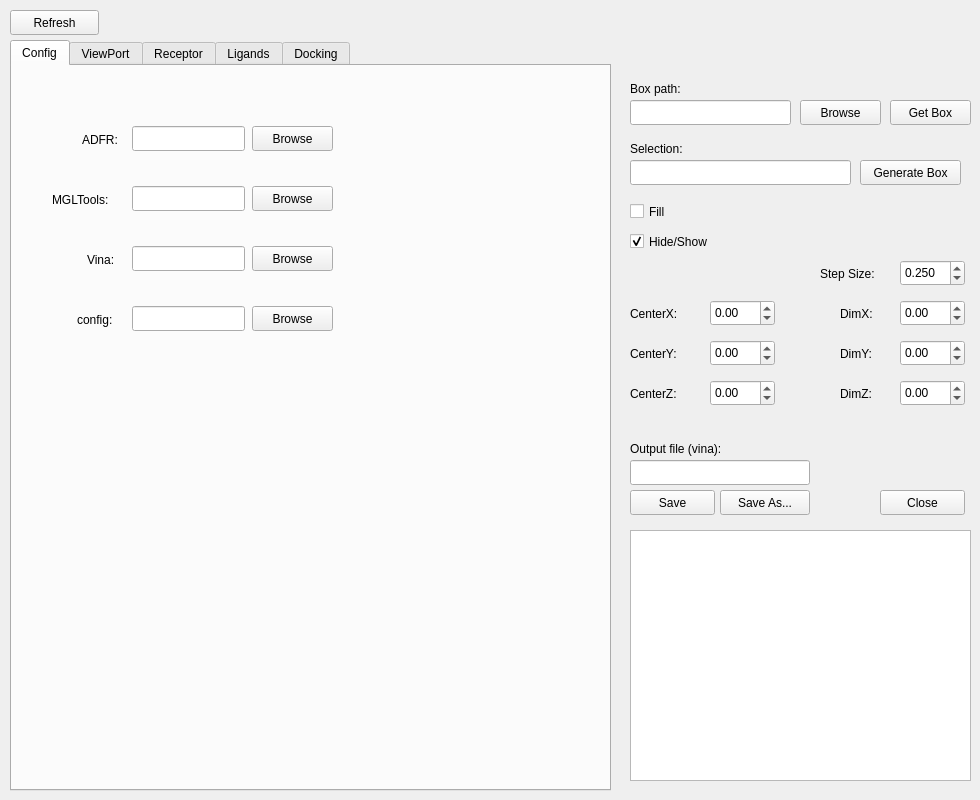
Old version of the form demowidget.ui in the repository gjonwick/MAGI-Dock.
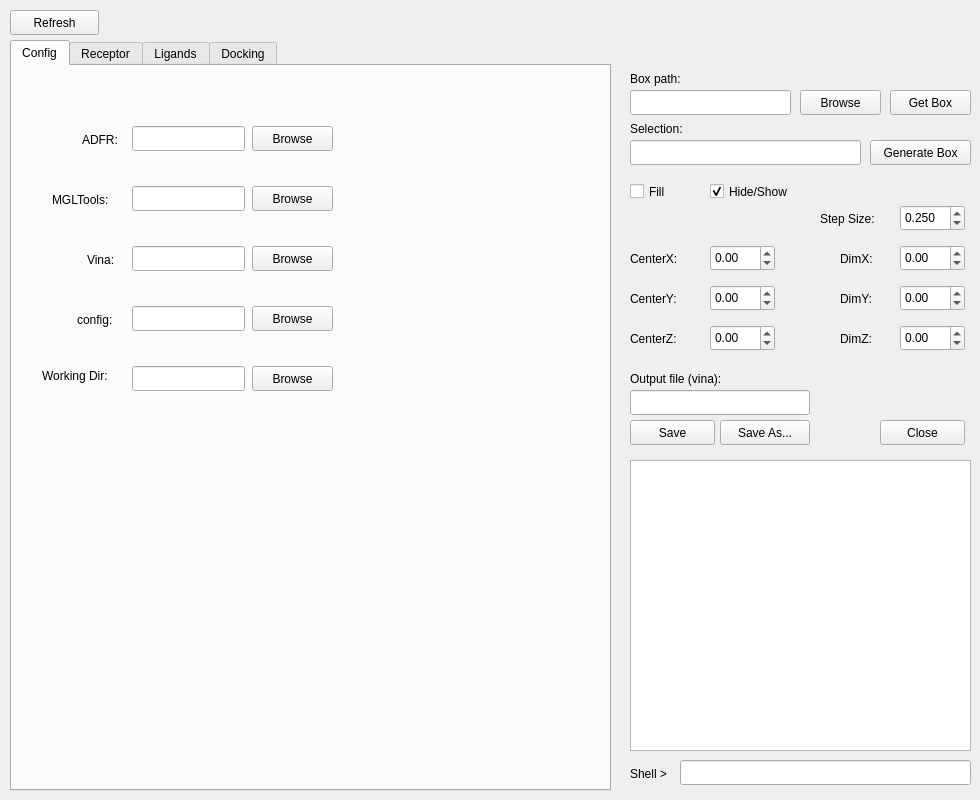
New version of the form. The open tabs and pages were chosen to show the change.

Diff of the .ui file:
```diff
--- a/demowidget.ui
+++ b/demowidget.ui
@@ -20,7 +20,7 @@
    <property name="geometry">
     <rect>
      <x>710</x>
-     <y>340</y>
+     <y>285</y>
      <width>65</width>
      <height>26</height>
     </rect>
@@ -39,7 +39,7 @@
    <property name="geometry">
     <rect>
      <x>710</x>
-     <y>380</y>
+     <y>325</y>
      <width>65</width>
      <height>26</height>
     </rect>
@@ -58,7 +58,7 @@
    <property name="geometry">
     <rect>
      <x>710</x>
-     <y>300</y>
+     <y>245</y>
      <width>65</width>
      <height>26</height>
     </rect>
@@ -77,7 +77,7 @@
    <property name="geometry">
     <rect>
      <x>880</x>
-     <y>490</y>
+     <y>420</y>
      <width>85</width>
      <height>25</height>
     </rect>
@@ -90,7 +90,7 @@
    <property name="geometry">
     <rect>
      <x>630</x>
-     <y>305</y>
+     <y>250</y>
      <width>67</width>
      <height>17</height>
     </rect>
@@ -103,7 +103,7 @@
    <property name="geometry">
     <rect>
      <x>630</x>
-     <y>345</y>
+     <y>290</y>
      <width>67</width>
      <height>17</height>
     </rect>
@@ -116,7 +116,7 @@
    <property name="geometry">
     <rect>
      <x>630</x>
-     <y>385</y>
+     <y>330</y>
      <width>67</width>
      <height>17</height>
     </rect>
@@ -129,7 +129,7 @@
    <property name="geometry">
     <rect>
      <x>900</x>
-     <y>340</y>
+     <y>285</y>
      <width>65</width>
      <height>26</height>
     </rect>
@@ -148,7 +148,7 @@
    <property name="geometry">
     <rect>
      <x>900</x>
-     <y>300</y>
+     <y>245</y>
      <width>65</width>
      <height>26</height>
     </rect>
@@ -176,7 +176,7 @@
    <property name="geometry">
     <rect>
      <x>840</x>
-     <y>385</y>
+     <y>330</y>
      <width>51</width>
      <height>17</height>
     </rect>
@@ -189,7 +189,7 @@
    <property name="geometry">
     <rect>
      <x>900</x>
-     <y>380</y>
+     <y>325</y>
      <width>65</width>
      <height>26</height>
     </rect>
@@ -208,7 +208,7 @@
    <property name="geometry">
     <rect>
      <x>840</x>
-     <y>345</y>
+     <y>290</y>
      <width>51</width>
      <height>17</height>
     </rect>
@@ -221,7 +221,7 @@
    <property name="geometry">
     <rect>
      <x>840</x>
-     <y>305</y>
+     <y>250</y>
      <width>51</width>
      <height>17</height>
     </rect>
@@ -234,7 +234,7 @@
    <property name="geometry">
     <rect>
      <x>630</x>
-     <y>490</y>
+     <y>420</y>
      <width>85</width>
      <height>25</height>
     </rect>
@@ -247,7 +247,7 @@
    <property name="geometry">
     <rect>
      <x>890</x>
-     <y>100</y>
+     <y>90</y>
      <width>81</width>
      <height>25</height>
     </rect>
@@ -260,7 +260,7 @@
    <property name="geometry">
     <rect>
      <x>630</x>
-     <y>100</y>
+     <y>90</y>
      <width>161</width>
      <height>25</height>
     </rect>
@@ -270,7 +270,7 @@
    <property name="geometry">
     <rect>
      <x>720</x>
-     <y>490</y>
+     <y>420</y>
      <width>90</width>
      <height>25</height>
     </rect>
@@ -283,7 +283,7 @@
    <property name="geometry">
     <rect>
      <x>800</x>
-     <y>100</y>
+     <y>90</y>
      <width>81</width>
      <height>25</height>
     </rect>
@@ -296,7 +296,7 @@
    <property name="geometry">
     <rect>
      <x>900</x>
-     <y>260</y>
+     <y>205</y>
      <width>65</width>
      <height>26</height>
     </rect>
@@ -318,7 +318,7 @@
    <property name="geometry">
     <rect>
      <x>820</x>
-     <y>265</y>
+     <y>210</y>
      <width>67</width>
      <height>17</height>
     </rect>
@@ -331,7 +331,7 @@
    <property name="geometry">
     <rect>
      <x>630</x>
-     <y>460</y>
+     <y>390</y>
      <width>180</width>
      <height>25</height>
     </rect>
@@ -341,7 +341,7 @@
    <property name="geometry">
     <rect>
      <x>630</x>
-     <y>440</y>
+     <y>370</y>
      <width>171</width>
      <height>17</height>
     </rect>
@@ -353,8 +353,8 @@
   <widget class="QCheckBox" name="showBox_ch">
    <property name="geometry">
     <rect>
-     <x>630</x>
-     <y>230</y>
+     <x>710</x>
+     <y>180</y>
      <width>101</width>
      <height>23</height>
     </rect>
@@ -548,11 +548,42 @@
       <string>Save</string>
      </property>
     </widget>
-   </widget>
-   <widget class="QWidget" name="viewport_tab">
-    <attribute name="title">
-     <string>ViewPort</string>
-    </attribute>
+    <widget class="QLineEdit" name="workignDir_txt">
+     <property name="geometry">
+      <rect>
+       <x>120</x>
+       <y>300</y>
+       <width>113</width>
+       <height>25</height>
+      </rect>
+     </property>
+    </widget>
+    <widget class="QLabel" name="label_30">
+     <property name="geometry">
+      <rect>
+       <x>30</x>
+       <y>300</y>
+       <width>91</width>
+       <height>20</height>
+      </rect>
+     </property>
+     <property name="text">
+      <string>Working Dir:</string>
+     </property>
+    </widget>
+    <widget class="QPushButton" name="browseWorkDir_btn">
+     <property name="geometry">
+      <rect>
+       <x>240</x>
+       <y>300</y>
+       <width>81</width>
+       <height>25</height>
+      </rect>
+     </property>
+     <property name="text">
+      <string>Browse</string>
+     </property>
+    </widget>
    </widget>
    <widget class="QWidget" name="receptor_tab">
     <attribute name="title">
@@ -1210,9 +1241,9 @@
    <property name="geometry">
     <rect>
      <x>630</x>
-     <y>530</y>
+     <y>460</y>
      <width>341</width>
-     <height>251</height>
+     <height>291</height>
     </rect>
    </property>
    <property name="font">
@@ -1253,7 +1284,7 @@
    <property name="geometry">
     <rect>
      <x>630</x>
-     <y>200</y>
+     <y>180</y>
      <width>92</width>
      <height>23</height>
     </rect>
@@ -1265,8 +1296,8 @@
   <widget class="QPushButton" name="genBox_btn">
    <property name="geometry">
     <rect>
-     <x>860</x>
-     <y>160</y>
+     <x>870</x>
+     <y>140</y>
      <width>101</width>
      <height>25</height>
     </rect>
@@ -1279,8 +1310,8 @@
    <property name="geometry">
     <rect>
      <x>630</x>
-     <y>160</y>
-     <width>221</width>
+     <y>140</y>
+     <width>231</width>
      <height>25</height>
     </rect>
    </property>
@@ -1289,7 +1320,7 @@
    <property name="geometry">
     <rect>
      <x>630</x>
-     <y>140</y>
+     <y>120</y>
      <width>71</width>
      <height>17</height>
     </rect>
@@ -1302,7 +1333,7 @@
    <property name="geometry">
     <rect>
      <x>630</x>
-     <y>80</y>
+     <y>70</y>
      <width>71</width>
      <height>17</height>
     </rect>
@@ -1311,6 +1342,29 @@
     <string>Box path:</string>
    </property>
   </widget>
+  <widget class="QLineEdit" name="shellInput_txt">
+   <property name="geometry">
+    <rect>
+     <x>680</x>
+     <y>760</y>
+     <width>291</width>
+     <height>25</height>
+    </rect>
+   </property>
+  </widget>
+  <widget class="QLabel" name="label_31">
+   <property name="geometry">
+    <rect>
+     <x>630</x>
+     <y>765</y>
+     <width>51</width>
+     <height>17</height>
+    </rect>
+   </property>
+   <property name="text">
+    <string>Shell &gt;</string>
+   </property>
+  </widget>
  </widget>
  <resources/>
  <connections/>
```
Left out of the diff: 6 changed lines with no effect on the pictures.
